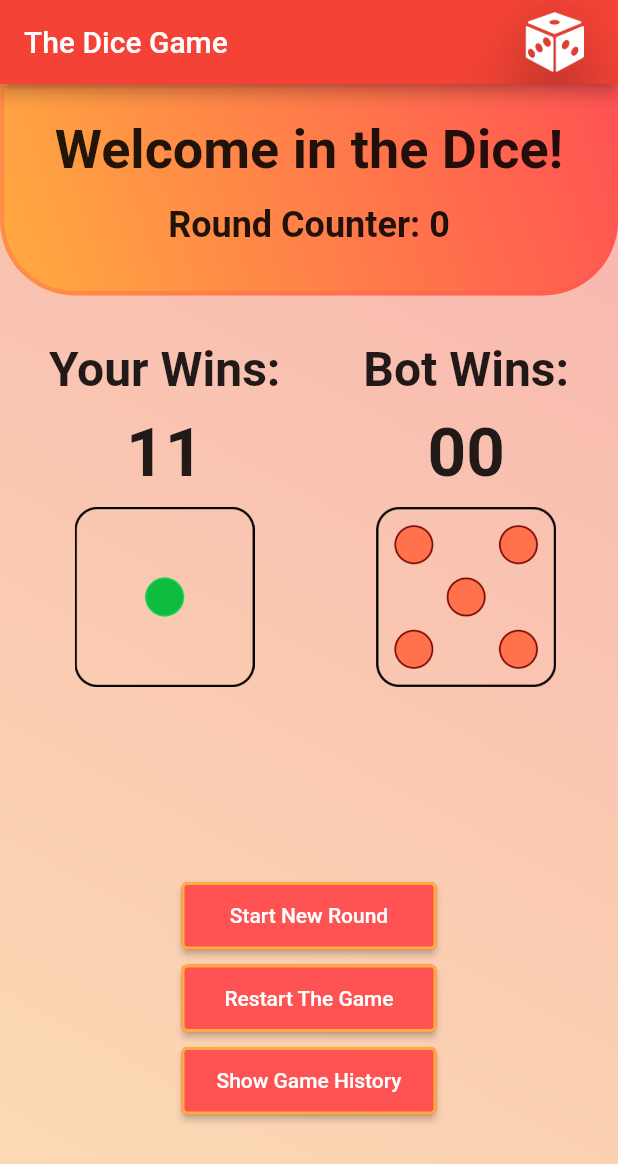
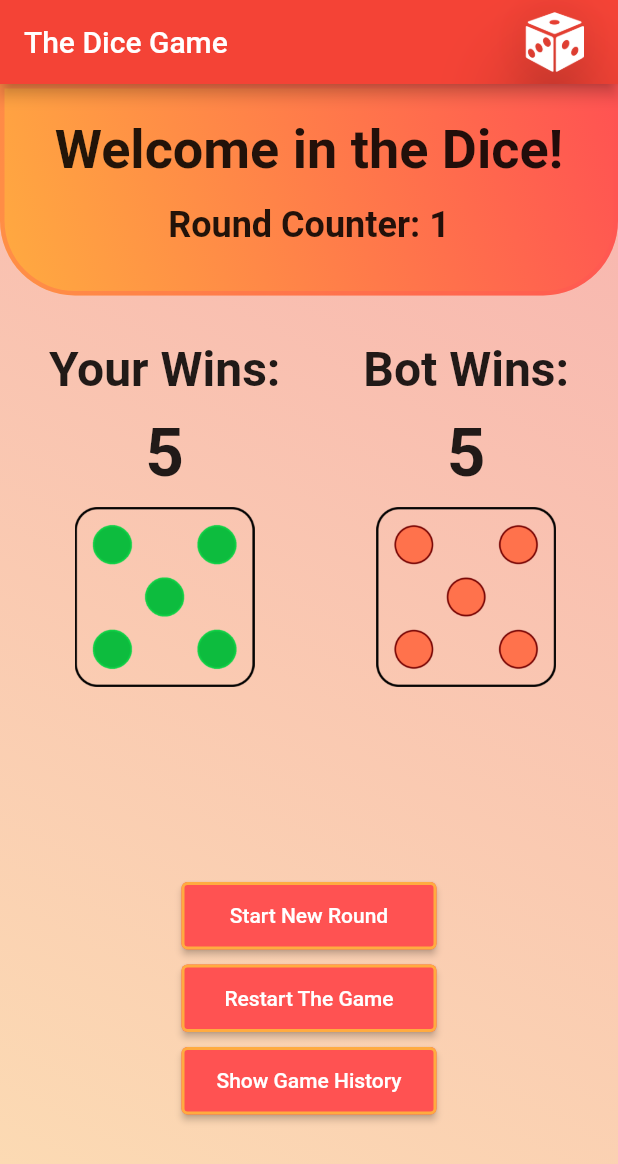
Before and after one commit to kondiq22/dice_bloc, a Flutter app: the screen it shows after launch, after a tap on "Start New Round", on a phone screen of 412 x 824 dp. Shown: the top 1164 px of the screen. Run offline on Flutter 3.47's test engine with Material 2 defaults, Android fonts, the phone set to English and light mode, and no system bars; our stand-ins replace bloc, equatable, flutter_bloc.

Commit message:
Create round_history_cubit implement in HomeScreen

```diff
--- /dev/null
+++ b/lib/blocs/cubit/new_round_cubit.dart
@@ -0,0 +1,39 @@
+import 'dart:math';
+
+import 'package:bloc/bloc.dart';
+import 'package:equatable/equatable.dart';
+
+part 'new_round_state.dart';
+
+class NewRoundCubit extends Cubit<NewRoundState> {
+  NewRoundCubit()
+      : super(NewRoundState(
+          0,
+          0,
+          0,
+        ));
+
+  void newRoundRoll() {
+    int userDice = Random().nextInt(6) + 1;
+    int opponentDice = Random().nextInt(6) + 1;
+    int roundCounter = state.roundCounter + 1;
+    emit(NewRoundState(
+      userDice,
+      opponentDice,
+      roundCounter,
+    ));
+    if (roundCounter == 10) {
+      restartGame();
+    }
+
+    print('userDice: $userDice, opponentDice: $opponentDice');
+  }
+
+  void restartGame() {
+    emit(NewRoundState(
+      0,
+      0,
+      0,
+    ));
+  }
+}
--- /dev/null
+++ b/lib/blocs/cubit/new_round_state.dart
@@ -0,0 +1,16 @@
+part of 'new_round_cubit.dart';
+
+class NewRoundState extends Equatable {
+  final int userDice;
+  final int opponentDice;
+  final int roundCounter;
+
+  NewRoundState(
+    this.userDice,
+    this.opponentDice,
+    this.roundCounter,
+  );
+
+  @override
+  List<Object?> get props => [userDice, opponentDice, roundCounter];
+}
--- a/lib/main.dart
+++ b/lib/main.dart
@@ -1,5 +1,7 @@
+import 'package:dice_bloc/blocs/cubit/new_round_cubit.dart';
 import 'package:dice_bloc/pages/home_page.dart';
 import 'package:flutter/material.dart';
+import 'package:flutter_bloc/flutter_bloc.dart';
 
 void main() {
   runApp(const MyApp());
@@ -10,13 +12,16 @@ class MyApp extends StatelessWidget {
 
   @override
   Widget build(BuildContext context) {
-    return MaterialApp(
-      title: 'Flutter Demo',
-      debugShowCheckedModeBanner: false,
-      theme: ThemeData(
-        primarySwatch: Colors.red,
+    return BlocProvider(
+      create: (context) => NewRoundCubit(),
+      child: MaterialApp(
+        title: 'Flutter Demo',
+        debugShowCheckedModeBanner: false,
+        theme: ThemeData(
+          primarySwatch: Colors.red,
+        ),
+        home: const HomePage(),
       ),
-      home: const HomePage(),
     );
   }
 }
--- a/lib/models/game.dart
+++ b/lib/models/game.dart
@@ -1,4 +1,31 @@
+import 'dart:math';
+
 class Game {
+  int userDice;
+  int opponentDice;
+  int userScore;
+  int opponentScore;
+  int numberRounds;
+  Game({
+    this.userDice = 0,
+    this.opponentDice = 0,
     this.userScore = 0,
+    this.opponentScore = 0,
+    this.numberRounds = 0,
+  });
+
+}
+
+class GameHistory extends Game {
+  Map<int, List<int>> roundHistory = {
+    0: [
+      0,
+      0,
+    ]
   };
+
+  void addRound(int userDice, int opponentDice) {
+    numberRounds++;
+    roundHistory[numberRounds] = [userDice, opponentDice];
+  }
 }
--- a/lib/pages/home_page.dart
+++ b/lib/pages/home_page.dart
@@ -1,5 +1,9 @@
 import 'package:dice_bloc/constants/dice_images.dart';
 import 'package:flutter/material.dart';
+import 'package:flutter_bloc/flutter_bloc.dart';
+
+import '../blocs/cubit/new_round_cubit.dart';
+import '../models/game.dart';
 
 class HomePage extends StatefulWidget {
   const HomePage({Key? key}) : super(key: key);
@@ -11,6 +15,11 @@ class HomePage extends StatefulWidget {
 class _HomePageState extends State<HomePage> {
   @override
   Widget build(BuildContext context) {
+    return BlocConsumer<NewRoundCubit, NewRoundState>(
+      listener: (context, state) {
+        // TODO: implement listener
+      },
+      builder: (context, state) {
         return Scaffold(
           appBar: AppBar(
             title: const Text('The Dice Game'),
@@ -77,7 +86,7 @@ class _HomePageState extends State<HomePage> {
                         SizedBox(height: 15),
                         Center(
                           child: Text(
-                        'Round Counter: 0',
+                            'Round Counter: ${state.roundCounter}',
                             style: TextStyle(
                               fontSize: 24,
                               fontWeight: FontWeight.bold,
@@ -105,14 +114,14 @@ class _HomePageState extends State<HomePage> {
                               height: 10,
                             ),
                             Text(
-                          '11',
+                              '${state.userDice}',
                               style: TextStyle(
                                   fontSize: 45, fontWeight: FontWeight.bold),
                             ),
                             SizedBox(
                               height: 10,
                             ),
-                        Image.asset(diceImage['user']![1],
+                            Image.asset(diceImage['user']![state.userDice],
                                 height: 120, width: 120),
                           ],
                         ),
@@ -128,14 +137,14 @@ class _HomePageState extends State<HomePage> {
                               height: 10,
                             ),
                             Text(
-                          '00',
+                              '${state.opponentDice}',
                               style: TextStyle(
                                   fontSize: 45, fontWeight: FontWeight.bold),
                             ),
                             SizedBox(
                               height: 10,
                             ),
-                        Image.asset(diceImage['bot']![5],
+                            Image.asset(diceImage['bot']![state.opponentDice],
                                 height: 120, width: 120),
                           ],
                         ),
@@ -150,7 +159,8 @@ class _HomePageState extends State<HomePage> {
                           width: 170,
                           height: 45,
                           child: ElevatedButton(
-                        onPressed: () => print('Play'),
+                            onPressed:
+                                context.read<NewRoundCubit>().newRoundRoll,
                             child: Text('Start New Round'),
                             style: ElevatedButton.styleFrom(
                                 primary: Colors.redAccent,
@@ -163,7 +173,8 @@ class _HomePageState extends State<HomePage> {
                           width: 170,
                           height: 45,
                           child: ElevatedButton(
-                        onPressed: () => print('Restart'),
+                            onPressed:
+                                context.read<NewRoundCubit>().restartGame,
                             child: Text('Restart The Game'),
                             style: ElevatedButton.styleFrom(
                                 primary: Colors.redAccent,
@@ -192,5 +203,7 @@ class _HomePageState extends State<HomePage> {
             ),
           ),
         );
+      },
+    );
   }
 }
```
Lines whose indentation alone changed are shown as unchanged.
